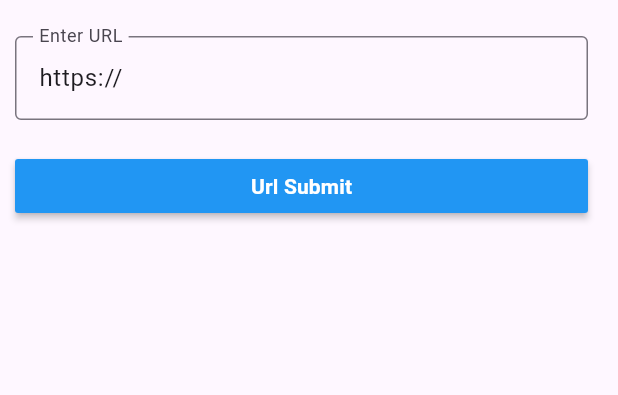
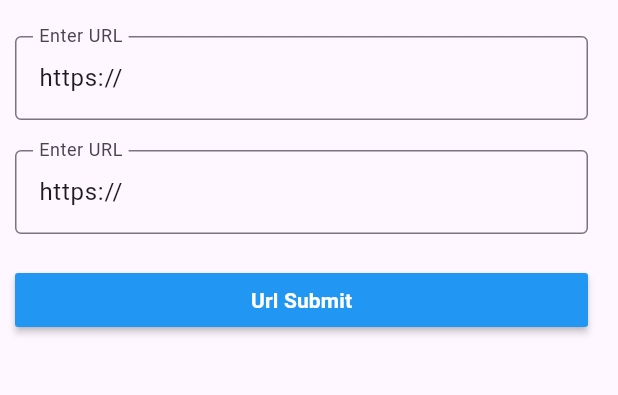
Before and after one commit to sjdpk/urlshortener, a Flutter app: the screen it shows after launch, on a phone screen of 412 x 824 dp, the part 63-458 px from its top. Run offline on Flutter 3.47's test engine with Material 3 defaults, Android fonts, the phone set to English and light mode, and no system bars; our stand-ins replace bloc, equatable, flutter_bloc, get_it, qr_flutter.

```diff
--- a/lib/src/shortener/presentation/bloc/urlshortener/urlshortener_bloc.dart
+++ b/lib/src/shortener/presentation/bloc/urlshortener/urlshortener_bloc.dart
@@ -15,7 +15,7 @@ class UrlShortenerBloc extends Bloc<UrlShortenerEvent, UrlShortenerState> {
   }
 
   FutureOr<void> onUrlShortenerEventShortenUrlEvent(UrlShortenerEventShortenUrlEvent event, Emitter<UrlShortenerState> emit) async {
-    emit(UrlShortenerInitialState());
+    emit(UrlShortenerLoadingState());
     final dataState = await _shortnerUseCase.request(urlShortnerRequestEntity: event.requestEntity);
     if (dataState is DataSucessState) {
       emit(UrlShortenerSuccessState(urlShortnerResponseEntity: dataState.data!));
--- a/lib/src/shortener/presentation/bloc/urlshortener/urlshortener_state.dart
+++ b/lib/src/shortener/presentation/bloc/urlshortener/urlshortener_state.dart
@@ -21,6 +21,8 @@ class UrlShortenerSuccessState extends UrlShortenerState {
       ];
 }
 
+class UrlShortenerLoadingState extends UrlShortenerState {}
+
 // @desc : Error State
 class UrlShortenerErrorState extends UrlShortenerState {
   final String message;
--- a/lib/src/shortener/presentation/screen/url_shortener_screen.dart
+++ b/lib/src/shortener/presentation/screen/url_shortener_screen.dart
@@ -11,18 +11,30 @@ class UrlShortnerScreen extends StatelessWidget {
   final GlobalKey<FormState> _formKey = GlobalKey<FormState>();
   // url field editing controller
   final TextEditingController _urlController = TextEditingController(text: "https://");
+  final TextEditingController _alisController = TextEditingController(text: "https://");
+
   @override
   Widget build(BuildContext context) {
     return Scaffold(
       appBar: AppBar(
         title: const Text('URL Shortener'),
       ),
-      body: BlocBuilder<UrlShortenerBloc, UrlShortenerState>(
+      body: BlocConsumer<UrlShortenerBloc, UrlShortenerState>(
+        listener: (context, state) {
+          if (state is UrlShortenerErrorState) {
+            ScaffoldMessenger.of(context).showSnackBar(
+              SnackBar(
+                content: Text(state.message),
+                backgroundColor: Colors.red,
+              ),
+            );
+          }
+        },
         builder: (context, state) {
           if (state is UrlShortenerSuccessState) {
             return dataWidget(state, context);
           }
-          return formField(context, _formKey, _urlController);
+          return formField(context, _formKey, _urlController, _alisController);
         },
       ),
     );
--- a/lib/src/shortener/presentation/widget/form_widget.dart
+++ b/lib/src/shortener/presentation/widget/form_widget.dart
@@ -4,7 +4,7 @@ import 'package:urlshortener/src/shortener/domain/entity/urlshortner_request_ent
 import 'package:urlshortener/src/shortener/presentation/bloc/urlshortener/urlshortener_bloc.dart';
 import 'package:urlshortener/src/shortener/presentation/bloc/urlshortener/urlshortener_event.dart';
 
-Form formField(BuildContext context, GlobalKey<FormState> _formKey, TextEditingController _urlController) {
+Form formField(BuildContext context, GlobalKey<FormState> _formKey, TextEditingController _urlController, TextEditingController _alisController) {
   return Form(
     key: _formKey,
     child: Center(
@@ -23,6 +23,15 @@ Form formField(BuildContext context, GlobalKey<FormState> _formKey, TextEditingC
               }
               return null;
             },
+            decoration: const InputDecoration(
+              labelText: 'Enter URL',
+              hintText: 'Enter URL',
+              border: OutlineInputBorder(),
+            ),
+          ),
+          const SizedBox(height: 20),
+          TextFormField(
+            controller: _urlController,
             decoration: const InputDecoration(
               labelText: 'Enter URL',
               hintText: 'Enter URL',
```
Also changed, not shown: lib/src/shortener/data/repository/url_repo.dart (+8 -5 lines).
